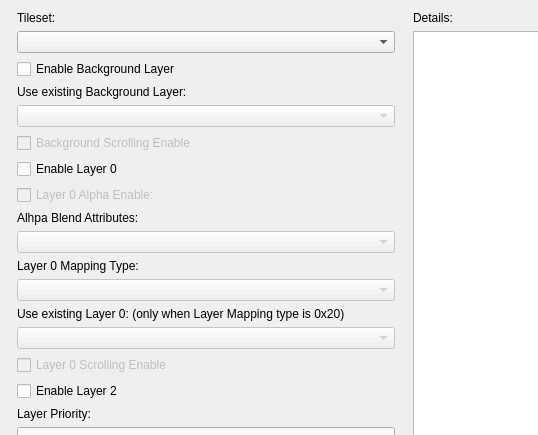
wario-land/WL4Editor, file Dialog/RoomConfigDialog.ui: the form before one commit; both pictures show x 0 to 538 and y 0 to 435 of the 807 by 626 pixel window.
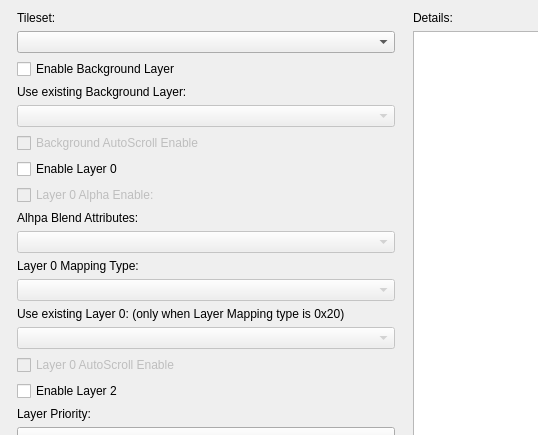
The form after the commit.

Commit message: optimize the code and add the BGLayerPtrs for RoomConfigDialog

What changed in the file:
```diff
--- a/Dialog/RoomConfigDialog.ui
+++ b/Dialog/RoomConfigDialog.ui
@@ -70,7 +70,7 @@
           <bool>false</bool>
          </property>
          <property name="text">
-          <string>Background Scrolling Enable</string>
+          <string>Background AutoScroll Enable</string>
          </property>
         </widget>
        </item>
@@ -139,7 +139,7 @@
           <bool>false</bool>
          </property>
          <property name="text">
-          <string>Layer 0 Scrolling Enable</string>
+          <string>Layer 0 AutoScroll Enable</string>
          </property>
         </widget>
        </item>
```
Left out of the diff: 4 changed lines with no effect on the pictures. The commit also changes 2 other files.
